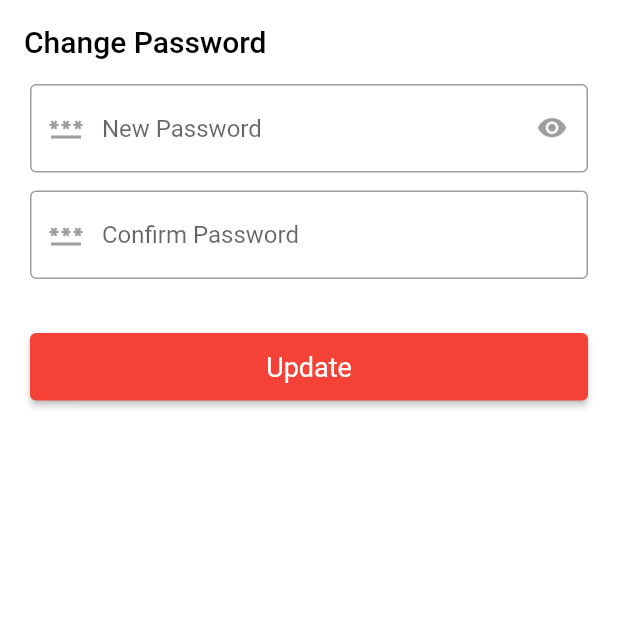
After one commit to BerkCanpolat/Flutter_E-Shop, a Flutter app: the ChangePassword screen opened directly, on a phone screen of 412 x 824 dp, the top half of it. The commit adds this screen. Run offline on Flutter 3.47's test engine with Material 2 defaults, Android fonts, the phone set to English and light mode, and no system bars; our stand-ins replace cloud_firestore, firebase_auth, firebase_core, firebase_storage, fluttertoast, image_picker and 1 more; accounts and stored records are empty; network calls fail.

Commit message:
password change and checkout

```diff
--- a/flutter_e_shop/lib/firebase_helper/firebase_auth_helper/firebase_auth_helper.dart
+++ b/flutter_e_shop/lib/firebase_helper/firebase_auth_helper/firebase_auth_helper.dart
@@ -45,4 +45,21 @@ class FirebaseAuthHelper {
   void signOut() async{
     await _auth.signOut();
   }
+
+
+
+  Future<bool> chancePassword(String password, BuildContext context) async {
+    try {
+      showLoaderDialog(context);
+      _auth.currentUser!.updatePassword(password);
+      Navigator.of(context, rootNavigator: true).pop();
+      showMessage("Password Change");
+      Navigator.of(context).pop();
+      return true;
+    } on FirebaseAuthException catch (error) {
+      Navigator.of(context).pop();
+      showMessage(error.code.toString());
+      return false;
+    }
+  }
 }
--- a/flutter_e_shop/lib/screens/account_screen/account_screens.dart
+++ b/flutter_e_shop/lib/screens/account_screen/account_screens.dart
@@ -4,7 +4,9 @@ import 'package:flutter/src/widgets/placeholder.dart';
 import 'package:flutter_e_shop/constants/routes.dart';
 import 'package:flutter_e_shop/firebase_helper/firebase_auth_helper/firebase_auth_helper.dart';
 import 'package:flutter_e_shop/provider/app_provider.dart';
+import 'package:flutter_e_shop/screens/change_password/change_password.dart';
 import 'package:flutter_e_shop/screens/edit_profile/edit_profile.dart';
+import 'package:flutter_e_shop/screens/favourite_screen/favourite_screen.dart';
 import 'package:flutter_e_shop/widgets/primary_button/primary_button.dart';
 import 'package:provider/provider.dart';
 
@@ -71,7 +73,7 @@ class _AccountScreenState extends State<AccountScreen> {
                   ),
                   ListTile(
                     onTap: () {
-
+                      Routes.instance.push(widget: FavouriteScreen(), context: context);
                     },
                     leading: Icon(Icons.favorite_outline),
                     title: Text("Favourite"),
@@ -92,7 +94,7 @@ class _AccountScreenState extends State<AccountScreen> {
                   ),
                   ListTile(
                     onTap: () {
-
+                      Routes.instance.push(widget: ChangePassword(), context: context);
                     },
                     leading: Icon(Icons.change_circle_outlined),
                     title: Text("Change Password"),
--- a/flutter_e_shop/lib/screens/cart_screen/widgets/single_cart_item.dart
+++ b/flutter_e_shop/lib/screens/cart_screen/widgets/single_cart_item.dart
@@ -71,10 +71,11 @@ class _SingleCartItemsState extends State<SingleCartItems> {
                               children: [
                                 CupertinoButton(
                                   onPressed: () {
-                                    if (qty >= 1) {
+                                    if (qty > 1) {
                                       setState(() {
                                         qty--;
                                       });
+                                    appProvider.updateQty(widget.singleProduct, qty);
                                     }
                                   },
                                   padding: EdgeInsets.zero,
@@ -94,6 +95,7 @@ class _SingleCartItemsState extends State<SingleCartItems> {
                                     setState(() {
                                       qty++;
                                     });
+                                    appProvider.updateQty(widget.singleProduct, qty);
                                   },
                                   padding: EdgeInsets.zero,
                                   child: CircleAvatar(
--- /dev/null
+++ b/flutter_e_shop/lib/screens/change_password/change_password.dart
@@ -0,0 +1,87 @@
+import 'package:flutter/cupertino.dart';
+import 'package:flutter/material.dart';
+import 'package:flutter/src/widgets/framework.dart';
+import 'package:flutter/src/widgets/placeholder.dart';
+import 'package:flutter_e_shop/constants/constant.dart';
+import 'package:flutter_e_shop/firebase_helper/firebase_auth_helper/firebase_auth_helper.dart';
+import 'package:flutter_e_shop/models/user_model/user_model.dart';
+import 'package:provider/provider.dart';
+
+import '../../provider/app_provider.dart';
+import '../../widgets/primary_button/primary_button.dart';
+
+class ChangePassword extends StatefulWidget {
+  const ChangePassword({super.key});
+
+  @override
+  State<ChangePassword> createState() => _ChangePasswordState();
+}
+
+class _ChangePasswordState extends State<ChangePassword> {
+  bool isShowPassword = true;
+  TextEditingController newPassword = TextEditingController();
+  TextEditingController confirmPassword = TextEditingController();
+
+  @override
+  Widget build(BuildContext context) {
+    AppProvider appProvider = Provider.of<AppProvider>(context);
+    return Scaffold(
+      appBar: AppBar(
+        backgroundColor: Colors.white,
+        title: Text(
+          "Change Password",
+          style: TextStyle(color: Colors.black),
+        ),
+      ),
+      body: ListView(
+        padding: EdgeInsets.symmetric(horizontal: 20),
+        children: [
+          TextFormField(
+            controller: newPassword,
+            obscureText: isShowPassword,
+            decoration: InputDecoration(
+              hintText: 'New Password',
+              prefixIcon: Icon(Icons.password_sharp),
+              suffixIcon: CupertinoButton(
+                onPressed: () {
+                  setState(() {
+                    isShowPassword = !isShowPassword;
+                  });
+                },
+                padding: EdgeInsets.zero,
+                child: Icon(
+                  Icons.visibility,
+                  color: Colors.grey,
+                ),
+              ),
+            ),
+          ),
+          SizedBox(height: 12,),
+          TextFormField(
+            controller: confirmPassword,
+            obscureText: isShowPassword,
+            decoration: InputDecoration(
+              hintText: 'Confirm Password',
+              prefixIcon: Icon(Icons.password_sharp),
+            ),
+          ),
+          SizedBox(height: 36,),
+          PrimaryButton(
+            title: "Update",
+            onPressed: () async {
+              if(newPassword.text.isEmpty){
+                showMessage("New Password is empty");
+              }else if(confirmPassword.text.isEmpty){
+                showMessage("Confirm Password is empty");
+              }else if(confirmPassword.text == newPassword.text){
+                  FirebaseAuthHelper.instance.chancePassword(newPassword.text, context);
+                }else{
+                  showMessage("Confirm Password is not match");
+                }
+            },
+          )
+        ],
+      ),
+    );
+  }
+}
--- a/flutter_e_shop/lib/screens/product_details/product_details.dart
+++ b/flutter_e_shop/lib/screens/product_details/product_details.dart
@@ -4,6 +4,7 @@ import 'package:flutter_e_shop/constants/constant.dart';
 import 'package:flutter_e_shop/constants/routes.dart';
 import 'package:flutter_e_shop/models/product_model/product_model.dart';
 import 'package:flutter_e_shop/provider/app_provider.dart';
+import 'package:flutter_e_shop/screens/check_out/check_out.dart';
 import 'package:flutter_e_shop/screens/cart_screen/cart_screen.dart';
 import 'package:flutter_e_shop/screens/favourite_screen/favourite_screen.dart';
 import 'package:provider/provider.dart';
@@ -116,7 +117,9 @@ class _ProductDetailsState extends State<ProductDetails> {
                   width: 140,
                   child: ElevatedButton(
                     onPressed: (){
-                      Routes.instance.push(widget: FavouriteScreen(), context: context);
+                    ProductModel productModel = widget.singleProduct.copyWith(qty: qty);
+                    appProvider.addCardProduct(productModel);
+                      Routes.instance.push(widget: ChecktOut(singleProduct: productModel), context: context);
                     },
                     child: Text("BUY"),
                     ),
```
Also changed, not shown: flutter_e_shop/lib/firebase_helper/firebase_firestore_helper/firebase_firestore.dart (+34 -6 lines), flutter_e_shop/lib/provider/app_provider.dart (+22 -0 lines), flutter_e_shop/lib/screens/cart_screen/cart_screen.dart (+36 -0 lines), flutter_e_shop/lib/screens/check_out/check_out.dart (added, +134 -0 lines), flutter_e_shop/lib/screens/custom_bottom_bar/custom_bottom_bar.dart (+5 -4 lines), flutter_e_shop/lib/screens/order_screen/order_screen.dart (added, +20 -0 lines).
